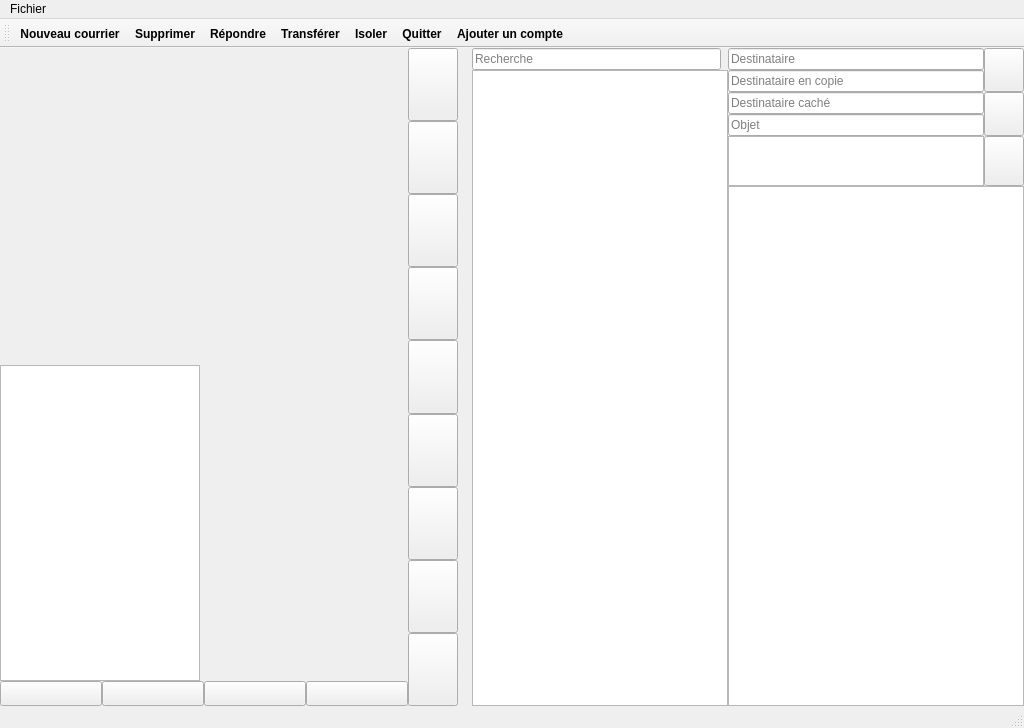
Above: mailer/src/gui/gen/mailbox.ui from asm99/muami before the change. Below: the same form after it.
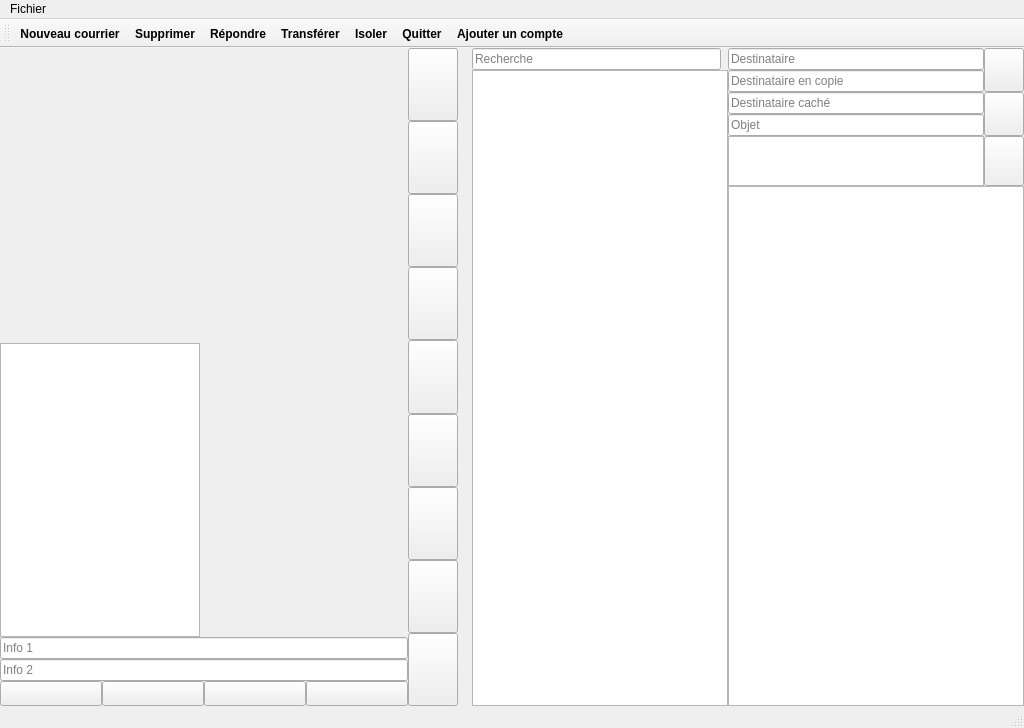
That is the form after the change. Icons and pictures are not drawn. Custom widgets are drawn as their Qt base class.

What changed in the file:
```diff
--- a/mailer/src/gui/gen/mailbox.ui
+++ b/mailer/src/gui/gen/mailbox.ui
@@ -93,6 +93,20 @@
           </property>
          </widget>
         </item>
+        <item>
+         <widget class="QLineEdit" name="accountLabel1">
+          <property name="placeholderText">
+           <string>Info 1</string>
+          </property>
+         </widget>
+        </item>
+        <item>
+         <widget class="QLineEdit" name="accountLabel2">
+          <property name="placeholderText">
+           <string>Info 2</string>
+          </property>
+         </widget>
+        </item>
         <item>
          <widget class="QWidget" name="groupInbox" native="true">
           <property name="sizePolicy">
```
